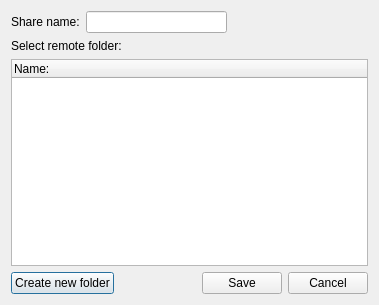
This is remotetreesdialog.ui in pcloudcom/psyncgui as Qt 5 draws it before an edit. The edited form follows.
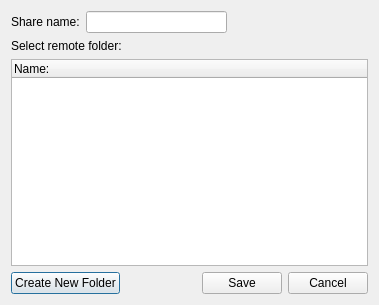
This is the edited form.

Commit message:
SLX-236 fix bugs and update labels
fix quota, labels

What changed in the file:
```diff
--- a/remotetreesdialog.ui
+++ b/remotetreesdialog.ui
@@ -70,7 +70,7 @@
      <item>
       <widget class="QPushButton" name="btnNewFolder">
        <property name="text">
-        <string>Create new folder</string>
+        <string>Create New Folder</string>
        </property>
       </widget>
      </item>
```
The commit also changes 6 other files.
